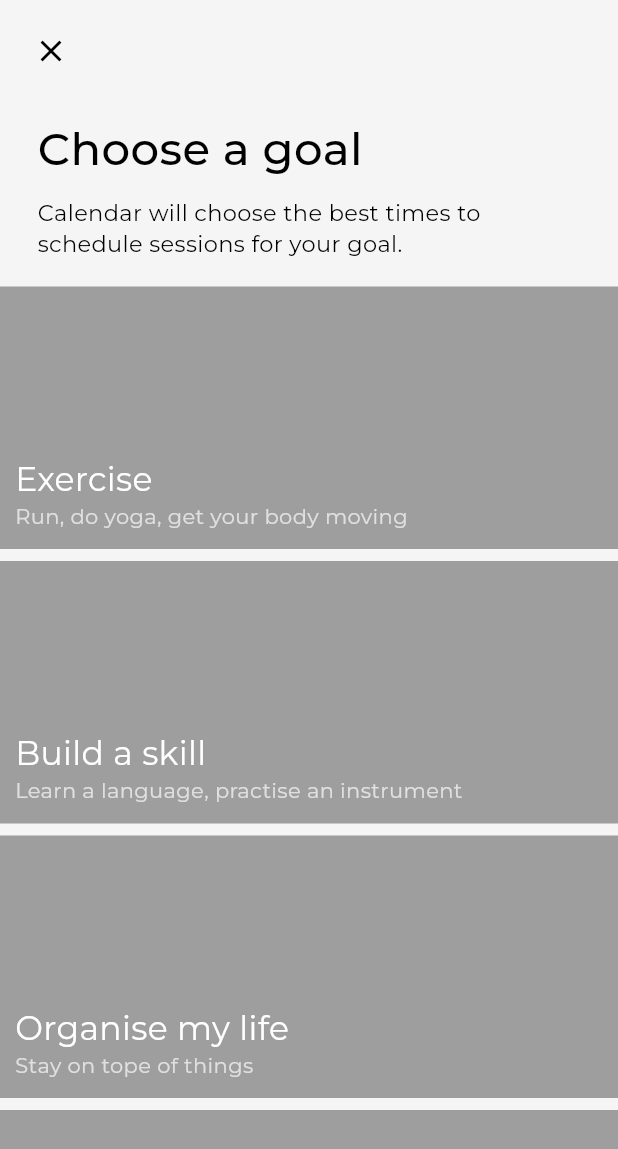
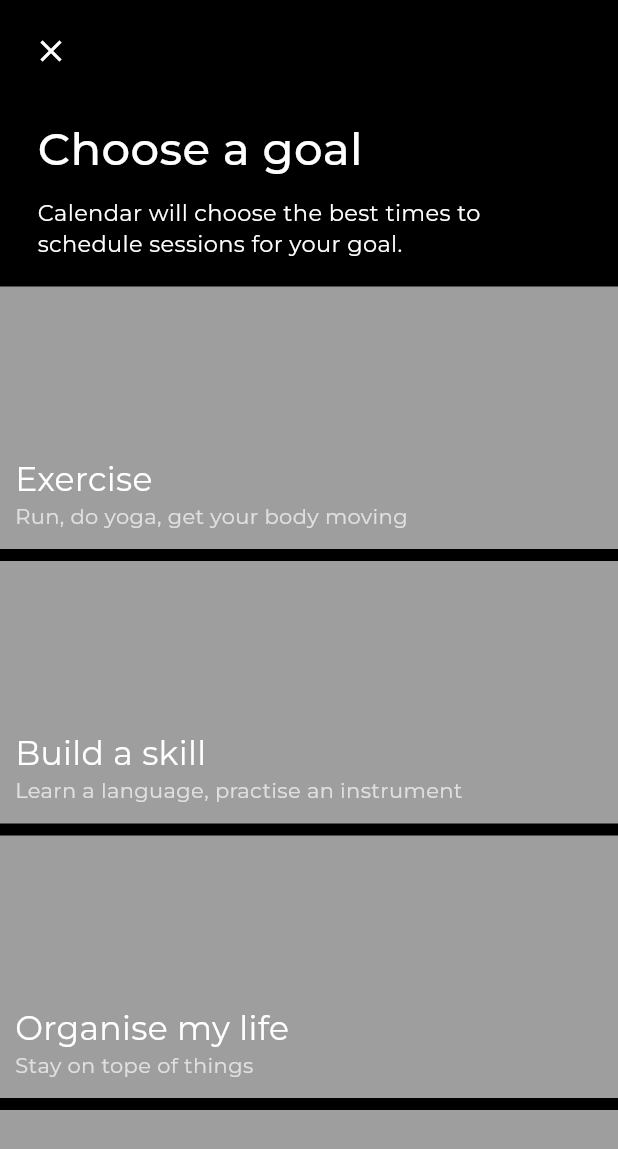
Before and after one commit to lukelavery/streak, a Flutter app: the screen it shows once a user with an empty profile is signed in, after a tap on the "add circle" icon, on a phone screen of 412 x 824 dp. Shown: the top 1149 px of the screen. Run offline on Flutter 3.47's test engine with Material 2 defaults, Android fonts, the phone set to English and light mode, and no system bars; our stand-ins replace cloud_firestore, firebase_auth, firebase_core, flutter_riverpod, font_awesome_flutter, google_sign_in and 1 more; accounts and stored records are empty; project files that could hold a hidden picture were left out.

Commit message:
fix system navigation bar dark mode

```diff
--- a/lib/src/core/app.dart
+++ b/lib/src/core/app.dart
@@ -1,4 +1,5 @@
 import 'package:flutter/material.dart';
+import 'package:flutter/services.dart';
 import 'package:flutter_riverpod/flutter_riverpod.dart';
 import 'package:streak/src/core/home_page.dart';
 import 'package:streak/src/features/theme/theme.dart';
@@ -11,6 +12,11 @@ class MyApp extends ConsumerWidget {
   @override
   Widget build(BuildContext context, WidgetRef ref) {
     var themeState = ref.watch(themeDataController);
+
+      SystemChrome.setSystemUIOverlayStyle(ref.read(themeController).darkMode
+        ? SystemUiOverlayStyle(systemNavigationBarColor: Colors.black, systemNavigationBarIconBrightness: Brightness.light)
+        : SystemUiOverlayStyle(systemNavigationBarColor: Colors.grey.shade100, systemNavigationBarIconBrightness: Brightness.dark, statusBarColor: Colors.grey.shade100, statusBarBrightness: Brightness.dark));
+
     return MaterialApp(
         debugShowCheckedModeBanner: false,
         title: 'streak',
--- a/lib/src/features/authenticate/ui/pages/user_profile_page.dart
+++ b/lib/src/features/authenticate/ui/pages/user_profile_page.dart
@@ -1,4 +1,5 @@
 import 'package:flutter/material.dart';
+import 'package:flutter/services.dart';
 import 'package:flutter_riverpod/flutter_riverpod.dart';
 import 'package:streak/src/features/theme/theme.dart';
 import 'package:streak/src/features/authenticate/controllers/auth_controller.dart';
@@ -72,6 +73,9 @@ class UserProfilePage extends ConsumerWidget {
                           value: themeState.darkMode,
                           onChanged: (value) {
                             themeStateNotifier.toggleDarkMode();
+      SystemChrome.setSystemUIOverlayStyle(ref.read(themeController).darkMode
+        ? SystemUiOverlayStyle(systemNavigationBarColor: Colors.black, systemNavigationBarIconBrightness: Brightness.light)
+        : SystemUiOverlayStyle(systemNavigationBarColor: Colors.grey.shade100, systemNavigationBarIconBrightness: Brightness.dark, statusBarColor: Colors.grey.shade100, statusBarBrightness: Brightness.dark));
                           }),
                     ),
                     SettingsListTile(
--- a/lib/src/features/theme/theme.dart
+++ b/lib/src/features/theme/theme.dart
@@ -1,4 +1,5 @@
 import 'package:flutter/material.dart';
+import 'package:flutter/services.dart';
 import 'package:flutter_riverpod/flutter_riverpod.dart';
 import 'package:streak/src/features/theme/models/theme_repository.dart';
 
@@ -19,7 +20,7 @@ final themeController =
 
 class ThemeController extends StateNotifier<ThemeModel> {
   ThemeController()
-      : super(const ThemeModel(darkMode: false, primaryColor: Colors.blue)) {
+      : super(const ThemeModel(darkMode: true, primaryColor: Colors.blue)) {
     getTheme();
   }
 
@@ -37,6 +38,8 @@ class ThemeController extends StateNotifier<ThemeModel> {
     ThemeModel theme =
         ThemeModel(darkMode: !state.darkMode, primaryColor: state.primaryColor);
     state = theme;
+    theme.darkMode ?     SystemChrome.setSystemUIOverlayStyle(SystemUiOverlayStyle.dark):
+    SystemChrome.setSystemUIOverlayStyle(SystemUiOverlayStyle.light);
     UserSimplePreferenes.setTheme(theme);
   }
 
```
Also changed, not shown: lib/src/core/home_page.dart (+12 -7 lines).
